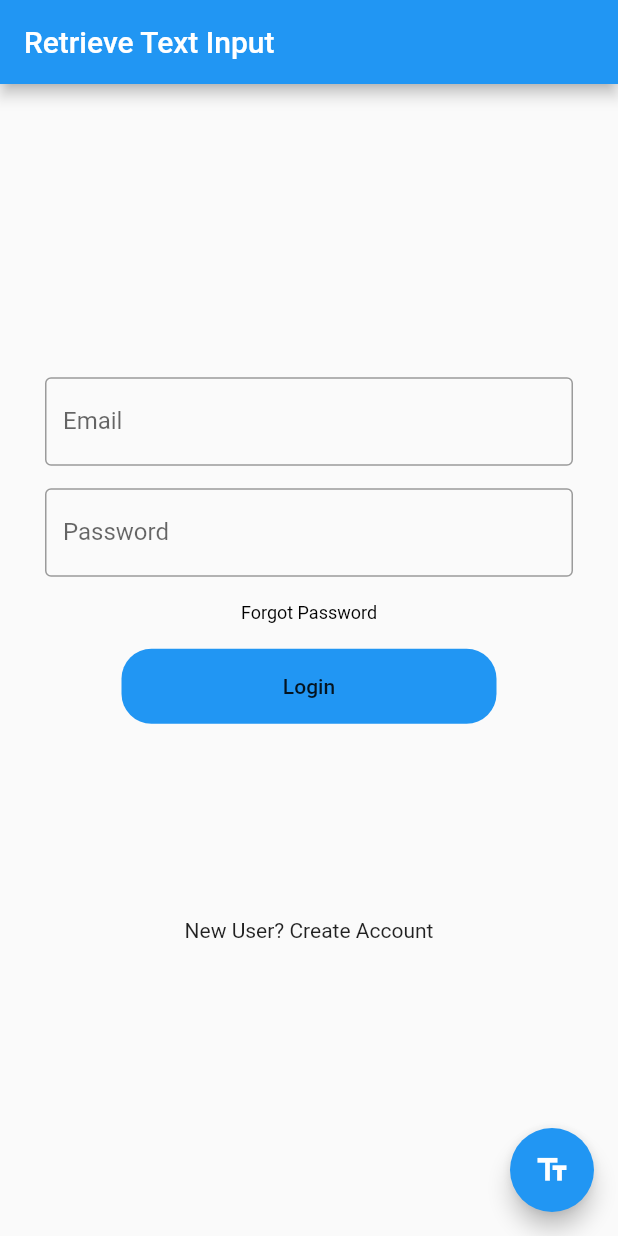
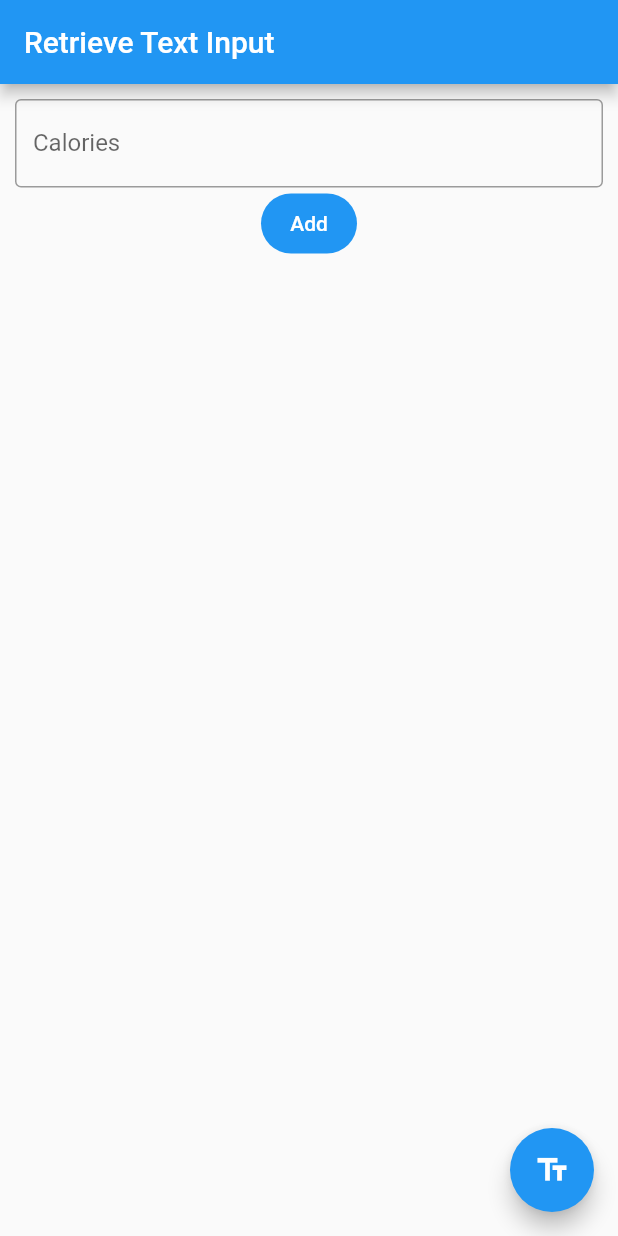
Before and after one commit to Rexol/flutter-course-final-project, a Flutter app: the screen it shows after launch, on a phone screen of 412 x 824 dp. Run offline on Flutter 3.47's test engine with Material 2 defaults, Android fonts, the phone set to English and light mode, and no system bars; our stand-ins replace geolocator, sqflite, weather; accounts and stored records are empty.

Commit message:
Add calory tracker

```diff
--- a/lib/main.dart
+++ b/lib/main.dart
@@ -1,5 +1,6 @@
 import 'package:flutter/material.dart';
 import 'package:final_project/pages/login.dart';
+import 'package:final_project/widgets/add_calorie_log.dart';
 
 void main() => runApp(const MyApp());
 
@@ -43,7 +44,7 @@ class _MyCustomFormState extends State<MyCustomForm> {
       appBar: AppBar(
         title: const Text('Retrieve Text Input'),
       ),
-      body: LoginPage(),
+      body: CalorieInputWidget(),
       // Padding(
       //   padding: const EdgeInsets.all(16.0),
       //   child: TextField(
--- /dev/null
+++ b/lib/models/calorie_log_model.dart
@@ -0,0 +1,35 @@
+import 'dart:core';
+
+class CalorieLog {
+  int? id;
+  late int amount;
+  DateTime? time;
+
+  CalorieLog({
+    required this.amount,
+  });
+
+  CalorieLog.fromMap(Map<String, dynamic> map) {
+    id = map['id'];
+    amount = map['amount'];
+    time = DateTime.parse(map['time']);
+  }
+
+  Map<String, dynamic> toMap() {
+    Map<String, dynamic> map = {
+      'amount': amount,
+    };
+    if (id != null) {
+      map['id'] = id;
+    }
+    if (time != null) {
+      map['time'] = time!.toIso8601String();
+    }
+    return map;
+  }
+
+  @override
+  String toString() {
+    return 'CalorieLog{id: $id, amount: $amount cal, time: $time}';
+  }
+}
--- /dev/null
+++ b/lib/widgets/add_calorie_log.dart
@@ -0,0 +1,113 @@
+import 'dart:async';
+
+import 'package:flutter/material.dart';
+import 'package:flutter/services.dart';
+import 'package:final_project/providers/calorie_log_provider.dart';
+import 'package:final_project/models/calorie_log_model.dart';
+
+class CalorieInputWidget extends StatefulWidget {
+  @override
+  const CalorieInputWidget({super.key});
+
+  @override
+  State<StatefulWidget> createState() => _CalorieInputWidgetState();
+}
+
+class _CalorieInputWidgetState extends State<CalorieInputWidget> {
+  final provider = CalorieLogProvider();
+  final controller = TextEditingController();
+  final _formKey = GlobalKey<FormState>();
+  List<CalorieLog> log = [];
+
+  @override
+  void initState() {
+    getLog();
+    super.initState();
+  }
+
+  Future getLog() async {
+    await provider.open();
+    List<CalorieLog> saved = await provider.getHistory();
+    setState(() {
+      log = saved;
+    });
+  }
+
+  Future add() async {
+    if (_formKey.currentState!.validate()) {
+      CalorieLog newItem = await provider.insert(
+        CalorieLog(amount: int.parse(controller.text)),
+      );
+      setState(() {
+        log.add(newItem);
+        controller.clear();
+      });
+    }
+  }
+
+  Future delete(int id) async {
+    await provider.delete(id);
+    setState(() {
+      log = log.where((element) => element.id != id).toList();
+    });
+  }
+
+  @override
+  Widget build(BuildContext context) {
+    return Column(
+      children: [
+        Form(
+          key: _formKey,
+          child: Padding(
+            padding: const EdgeInsets.only(left: 10, top: 10, right: 10),
+            child: Column(
+              children: [
+                TextFormField(
+                  controller: controller,
+                  decoration: const InputDecoration(
+                    border: OutlineInputBorder(),
+                    label: Text('Calories'),
+                  ),
+                  inputFormatters: [
+                    FilteringTextInputFormatter.digitsOnly,
+                  ],
+                  validator: (value) {
+                    if (value == null ||
+                        value.isEmpty ||
+                        int.parse(value) <= 0) {
+                      return 'Put your positive calories amount here';
+                    }
+                    return null;
+                  },
+                  keyboardType: TextInputType.number,
+                ),
+                FilledButton(
+                  onPressed: add,
+                  child: const Text('Add'),
+                ),
+              ],
+            ),
+          ),
+        ),
+        Expanded(
+          child: Center(
+            child: ListView.separated(
+              itemCount: log.length,
+              itemBuilder: (context, index) {
+                return ListTile(
+                  title: Text('${log[index].amount} calories'),
+                  subtitle: Text(log[index].time.toString()),
+                  trailing: IconButton(
+                    icon: const Icon(Icons.delete),
+                    onPressed: () => delete(log[index].id!),
+                  ),
+                );
+              },
+              separatorBuilder: (context, index) => const Divider(),
+            ),
+          ),
+        ),
+      ],
+    );
+  }
+}
--- a/pubspec.yaml
+++ b/pubspec.yaml
@@ -37,6 +37,8 @@ dependencies:
   cupertino_icons: ^1.0.2
   weather: ^2.0.1
   geolocator: ^9.0.2
+  sqflite: ^2.2.4+1
+  path: ^1.8.2
 
 dev_dependencies:
   flutter_test:
```
Also changed, not shown: lib/providers/calorie_log_provider.dart (added, +55 -0 lines), pubspec.lock.
